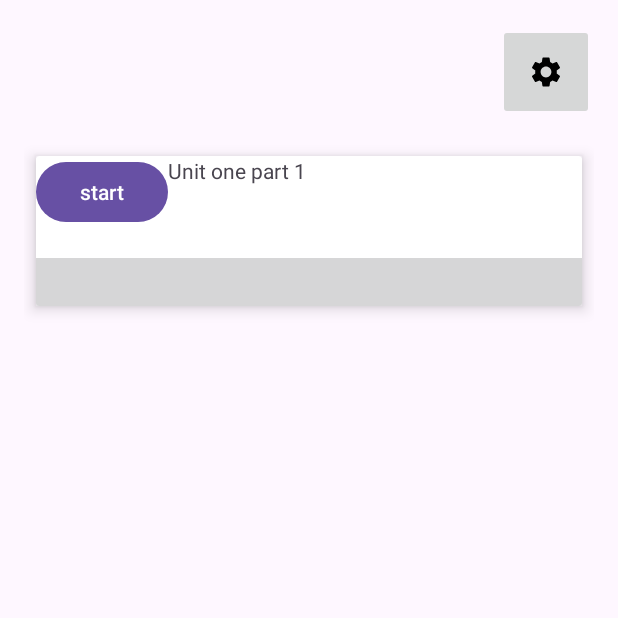
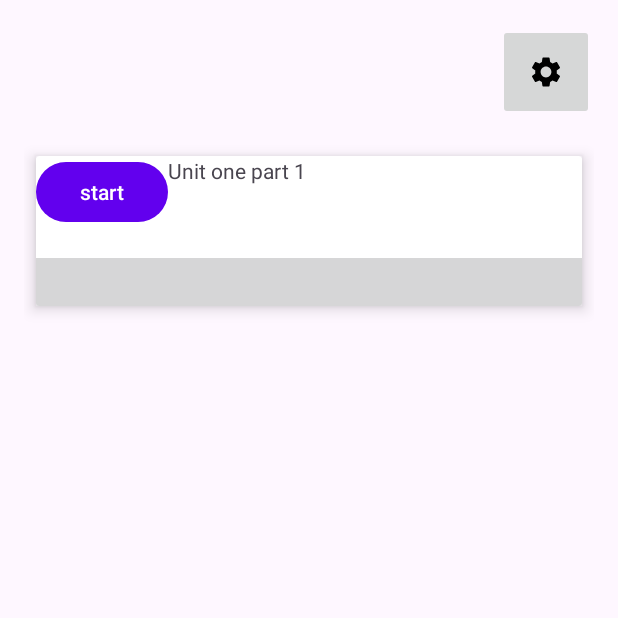
Before and after one commit to KhaledHawwas/Spell-Tester, an Android app: the screen it shows after launch (MainActivity), on a phone screen of 412 x 824 dp, the top half of it. Run offline under Robolectric (Android 15) with nearby library versions, the phone set to English and light mode, and no system bars; our stand-ins replace Room's generated code; plain views replace StackedHorizontalProgressBar.

Commit message:
updating ui
themes
strings
colors

```diff
--- a/app/src/main/res/values-night/themes.xml
+++ b/app/src/main/res/values-night/themes.xml
@@ -1,7 +1,18 @@
 <resources xmlns:tools="http://schemas.android.com/tools">
     <!-- Base application theme. -->
     <style name="Base.Theme.SpellTester" parent="Theme.Material3.DayNight.NoActionBar">
-        <!-- Customize your dark theme here. -->
-        <!-- <item name="colorPrimary">@color/my_dark_primary</item> -->
+        <!-- Primary brand color. -->
+        <item name="colorPrimary">@color/purple_500</item>
+        <item name="colorPrimaryVariant">@color/purple_200</item>
+        <item name="colorOnPrimary">@color/white</item>
+        <!-- Secondary brand color. -->
+        <item name="colorSecondary">@color/teal_200</item>
+        <item name="colorSecondaryVariant">@color/teal_700</item>
+        <item name="colorOnSecondary">@color/black</item>
+        <!-- Status bar color. -->
+        <item name="android:statusBarColor" >?attr/colorPrimaryVariant</item>
+        <!-- Customize your text color -->
+        <item name="android:textColorPrimary">@color/white</item>
+
     </style>
 </resources>
--- a/app/src/main/res/values/colors.xml
+++ b/app/src/main/res/values/colors.xml
@@ -5,4 +5,17 @@
     <!-- Stacked Horizontal Progressbar Colors -->
     <color name="shpbr_primary_progress">#22B536</color>
     <color name="shpbr_secondary_progress">#F30F0F</color>
+
+    <color name="purple_200">#BB86FC</color>
+    <color name="purple_300">#C896FF</color>
+    <color name="purple_500">#6200EE</color>
+    <color name="purple_700">#3700B3</color>
+    <color name="teal_200">#03DAC5</color>
+    <color name="teal_700">#018786</color>
+    <color name="red">#F44336</color>
+    <color name="green">#27ae60</color>
+    <color name="amethyst">#9b59b6</color>
+    <color name="wisteria">#8e44ad</color>
+    <color name="silver">#bdc3c7</color>
+    <color name="midnight_blue">#2c3e50</color>
 </resources>
--- a/app/src/main/res/values/themes.xml
+++ b/app/src/main/res/values/themes.xml
@@ -1,8 +1,20 @@
 <resources xmlns:tools="http://schemas.android.com/tools">
     <!-- Base application theme. -->
     <style name="Base.Theme.SpellTester" parent="Theme.Material3.DayNight.NoActionBar">
-        <!-- Customize your light theme here. -->
-        <!-- <item name="colorPrimary">@color/my_light_primary</item> -->
+        <!-- Primary brand color. -->
+        <item name="colorPrimary">@color/purple_500</item>
+        <item name="colorPrimaryVariant">@color/purple_200</item>
+        <item name="colorOnPrimary">@color/white</item>
+        <!-- Secondary brand color. -->
+        <item name="colorSecondary">@color/teal_200</item>
+        <item name="colorSecondaryVariant">@color/teal_700</item>
+        <item name="colorOnSecondary">@color/black</item>
+        <!-- Status bar color. -->
+        <item name="android:statusBarColor" >?attr/colorPrimaryVariant</item>
+        <!-- Customize your text color -->
+        <item name="android:textColorPrimary">@color/black</item>
+        <item name="android:textColorSecondary">@color/black</item>
+
     </style>
 
     <style name="Theme.SpellTester" parent="Base.Theme.SpellTester" />
```
Also changed, not shown: app/src/main/res/values/strings.xml (+15 -1 lines).
